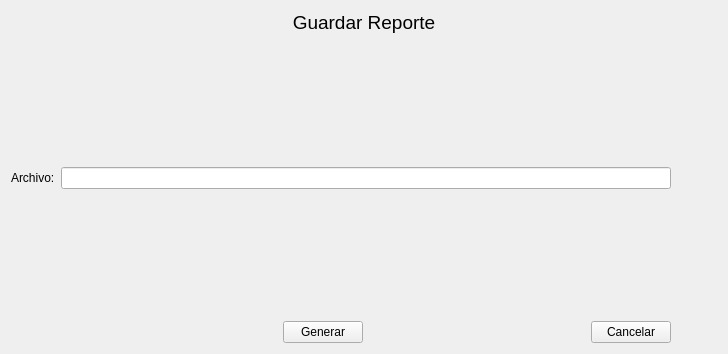
Above: formexportreport.ui from rudmanmrrod/mmcs before the change. Below: the same form after it.
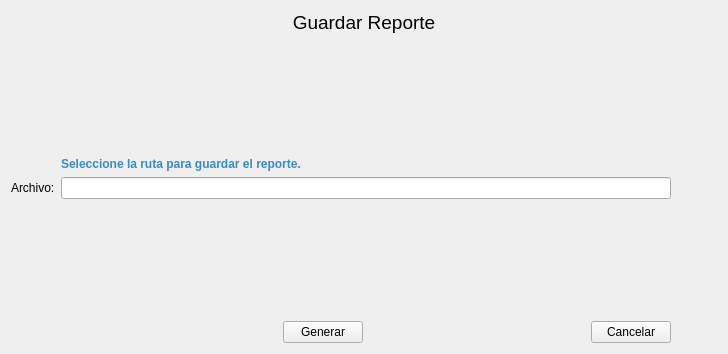
That is the form after the change. Icons and pictures are not drawn.

Commit message: Agregada la funcionalidad para exportar el gráfico de encadenamientos

Patch:
```diff
--- a/formexportreport.ui
+++ b/formexportreport.ui
@@ -40,7 +40,7 @@
        </property>
       </widget>
      </item>
-     <item row="3" column="1">
+     <item row="4" column="1">
       <spacer name="verticalSpacer">
        <property name="orientation">
         <enum>Qt::Vertical</enum>
@@ -53,7 +53,7 @@
        </property>
       </spacer>
      </item>
-     <item row="2" column="0">
+     <item row="3" column="0">
       <widget class="QLabel" name="label_2">
        <property name="sizePolicy">
         <sizepolicy hsizetype="Fixed" vsizetype="Preferred">
@@ -79,7 +79,7 @@
        </property>
       </widget>
      </item>
-     <item row="2" column="1" colspan="4">
+     <item row="3" column="1" colspan="4">
       <widget class="QLineEdit" name="lineEdit">
        <property name="readOnly">
         <bool>true</bool>
@@ -99,7 +99,7 @@
        </property>
       </widget>
      </item>
-     <item row="2" column="5">
+     <item row="3" column="5">
       <widget class="QPushButton" name="ButtonCargar">
        <property name="sizePolicy">
         <sizepolicy hsizetype="Fixed" vsizetype="Fixed">
@@ -132,6 +132,18 @@
        </property>
       </spacer>
      </item>
+     <item row="2" column="1" colspan="4">
+      <widget class="QLabel" name="label_3">
+       <property name="styleSheet">
+        <string notr="true">font-weight: bold;
+color: #358ccb;
+</string>
+       </property>
+       <property name="text">
+        <string>Seleccione la ruta para guardar el reporte.</string>
+       </property>
+      </widget>
+     </item>
     </layout>
    </item>
   </layout>
```
Left out of the diff: 4 changed lines with no effect on the pictures. The commit also changes 10 other files.
